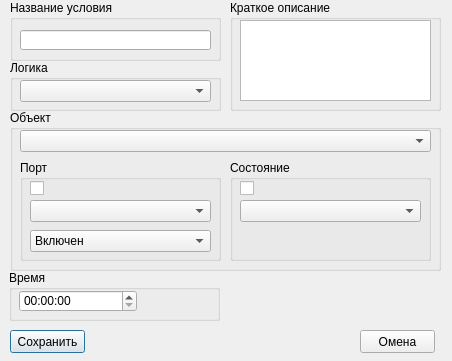
Before: the Qt Designer form serviceClasses/newconditiondialog.ui in IgorPetrov0/SCADAServer, drawn with Qt 5.
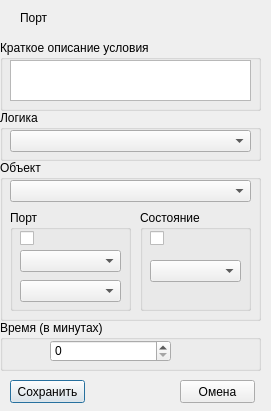
After: the same form once the commit is applied.

Commit message: Диалоговое окно создания нового условия

```diff
--- a/serviceClasses/newconditiondialog.ui
+++ b/serviceClasses/newconditiondialog.ui
@@ -6,55 +6,32 @@
    <rect>
     <x>0</x>
     <y>0</y>
-    <width>452</width>
-    <height>361</height>
+    <width>271</width>
+    <height>411</height>
    </rect>
   </property>
   <property name="windowTitle">
    <string>Dialog</string>
   </property>
-  <widget class="QGroupBox" name="groupBox">
-   <property name="geometry">
-    <rect>
-     <x>10</x>
-     <y>0</y>
-     <width>211</width>
-     <height>61</height>
-    </rect>
-   </property>
-   <property name="title">
-    <string>Название условия</string>
-   </property>
-   <widget class="QLineEdit" name="lineEdit">
-    <property name="geometry">
-     <rect>
-      <x>10</x>
-      <y>30</y>
-      <width>191</width>
-      <height>20</height>
-     </rect>
-    </property>
-   </widget>
-  </widget>
   <widget class="QGroupBox" name="groupBox_2">
    <property name="geometry">
     <rect>
-     <x>230</x>
-     <y>0</y>
-     <width>211</width>
-     <height>111</height>
+     <x>0</x>
+     <y>40</y>
+     <width>261</width>
+     <height>71</height>
     </rect>
    </property>
    <property name="title">
-    <string>Краткое описание</string>
+    <string>Краткое описание условия</string>
    </property>
    <widget class="QTextEdit" name="textEdit">
     <property name="geometry">
      <rect>
       <x>10</x>
       <y>20</y>
-      <width>191</width>
-      <height>81</height>
+      <width>241</width>
+      <height>41</height>
      </rect>
     </property>
    </widget>
@@ -62,9 +39,9 @@
   <widget class="QGroupBox" name="groupBox_3">
    <property name="geometry">
     <rect>
-     <x>10</x>
-     <y>110</y>
-     <width>431</width>
+     <x>0</x>
+     <y>160</y>
+     <width>261</width>
      <height>161</height>
     </rect>
    </property>
@@ -76,7 +53,7 @@
      <rect>
       <x>10</x>
       <y>20</y>
-      <width>411</width>
+      <width>241</width>
       <height>22</height>
      </rect>
     </property>
@@ -84,16 +61,26 @@
    <widget class="QGroupBox" name="groupBox_6">
     <property name="geometry">
      <rect>
-      <x>220</x>
+      <x>140</x>
       <y>50</y>
-      <width>201</width>
+      <width>111</width>
       <height>101</height>
      </rect>
     </property>
     <property name="title">
      <string>Состояние</string>
     </property>
-    <widget class="QCheckBox" name="checkBox_2">
+    <widget class="QComboBox" name="stateComboBox">
+     <property name="geometry">
+      <rect>
+       <x>10</x>
+       <y>50</y>
+       <width>91</width>
+       <height>22</height>
+      </rect>
+     </property>
+    </widget>
+    <widget class="QCheckBox" name="stateCheckBox">
      <property name="geometry">
       <rect>
        <x>10</x>
@@ -106,48 +93,25 @@
       <string/>
      </property>
     </widget>
-    <widget class="QComboBox" name="comboBox_5">
-     <property name="geometry">
-      <rect>
-       <x>10</x>
-       <y>40</y>
-       <width>181</width>
-       <height>22</height>
-      </rect>
-     </property>
-    </widget>
    </widget>
    <widget class="QGroupBox" name="groupBox_4">
     <property name="geometry">
      <rect>
       <x>10</x>
       <y>50</y>
-      <width>201</width>
+      <width>121</width>
       <height>101</height>
      </rect>
     </property>
     <property name="title">
      <string>Порт</string>
     </property>
-    <widget class="QCheckBox" name="checkBox">
-     <property name="geometry">
-      <rect>
-       <x>10</x>
-       <y>20</y>
-       <width>31</width>
-       <height>17</height>
-      </rect>
-     </property>
-     <property name="text">
-      <string/>
-     </property>
-    </widget>
-    <widget class="QComboBox" name="comboBox_3">
+    <widget class="QComboBox" name="portComboBox">
      <property name="geometry">
       <rect>
        <x>10</x>
        <y>40</y>
-       <width>181</width>
+       <width>101</width>
        <height>22</height>
       </rect>
      </property>
@@ -157,29 +121,32 @@
       <rect>
        <x>10</x>
        <y>70</y>
-       <width>181</width>
+       <width>101</width>
        <height>22</height>
       </rect>
      </property>
-     <item>
-      <property name="text">
-       <string>Включен</string>
-      </property>
-     </item>
-     <item>
-      <property name="text">
-       <string>Отключен</string>
-      </property>
-     </item>
+    </widget>
+    <widget class="QCheckBox" name="portCheckBox">
+     <property name="geometry">
+      <rect>
+       <x>10</x>
+       <y>20</y>
+       <width>70</width>
+       <height>17</height>
+      </rect>
+     </property>
+     <property name="text">
+      <string/>
+     </property>
     </widget>
    </widget>
   </widget>
   <widget class="QGroupBox" name="groupBox_5">
    <property name="geometry">
     <rect>
-     <x>10</x>
-     <y>60</y>
-     <width>211</width>
+     <x>0</x>
+     <y>110</y>
+     <width>261</width>
      <height>51</height>
     </rect>
    </property>
@@ -191,7 +158,7 @@
      <rect>
       <x>10</x>
       <y>20</y>
-      <width>191</width>
+      <width>241</width>
       <height>22</height>
      </rect>
     </property>
@@ -201,7 +168,7 @@
    <property name="geometry">
     <rect>
      <x>10</x>
-     <y>330</y>
+     <y>380</y>
      <width>75</width>
      <height>23</height>
     </rect>
@@ -213,8 +180,8 @@
   <widget class="QPushButton" name="pushButton_2">
    <property name="geometry">
     <rect>
-     <x>360</x>
-     <y>330</y>
+     <x>180</x>
+     <y>380</y>
      <width>75</width>
      <height>23</height>
     </rect>
@@ -226,26 +193,39 @@
   <widget class="QGroupBox" name="groupBox_7">
    <property name="geometry">
     <rect>
-     <x>9</x>
-     <y>270</y>
-     <width>211</width>
+     <x>0</x>
+     <y>320</y>
+     <width>261</width>
      <height>51</height>
     </rect>
    </property>
    <property name="title">
-    <string>Время</string>
+    <string>Время (в минутах)</string>
    </property>
-   <widget class="QTimeEdit" name="timeEdit">
+   <widget class="QSpinBox" name="timeSpinBox">
     <property name="geometry">
      <rect>
-      <x>10</x>
+      <x>50</x>
       <y>20</y>
-      <width>118</width>
+      <width>121</width>
       <height>22</height>
      </rect>
     </property>
    </widget>
   </widget>
+  <widget class="QLabel" name="portNameLabel">
+   <property name="geometry">
+    <rect>
+     <x>20</x>
+     <y>10</y>
+     <width>241</width>
+     <height>16</height>
+    </rect>
+   </property>
+   <property name="text">
+    <string>Порт</string>
+   </property>
+  </widget>
  </widget>
  <resources/>
  <connections/>
```
Left out of the diff: 12 changed lines with no effect on the pictures. The commit also changes 30 other files.
